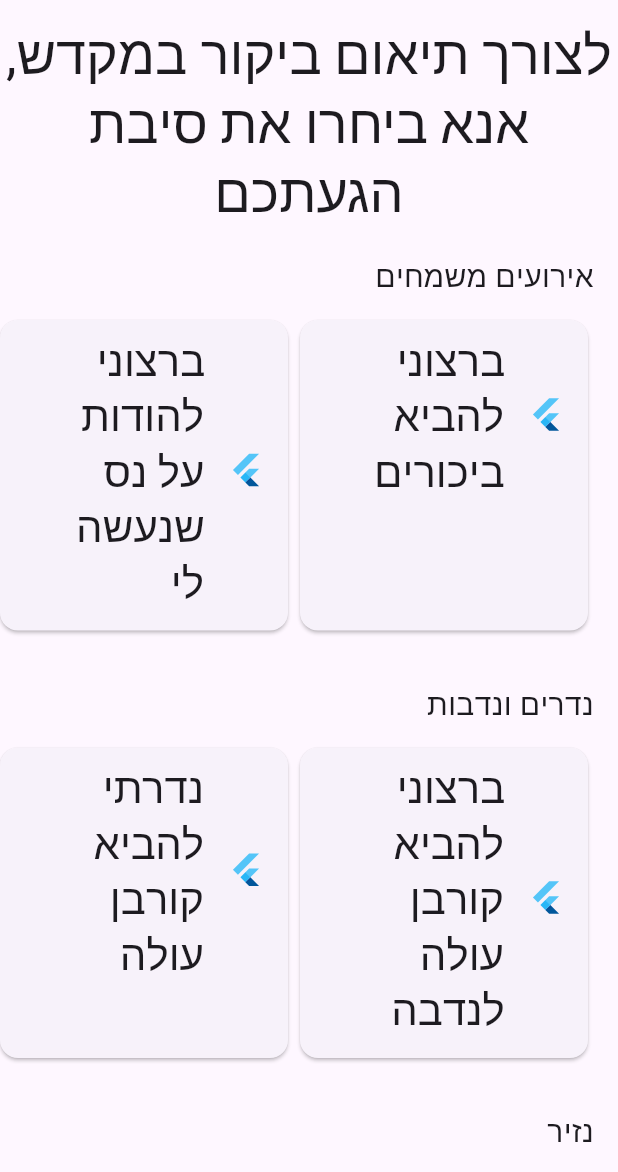
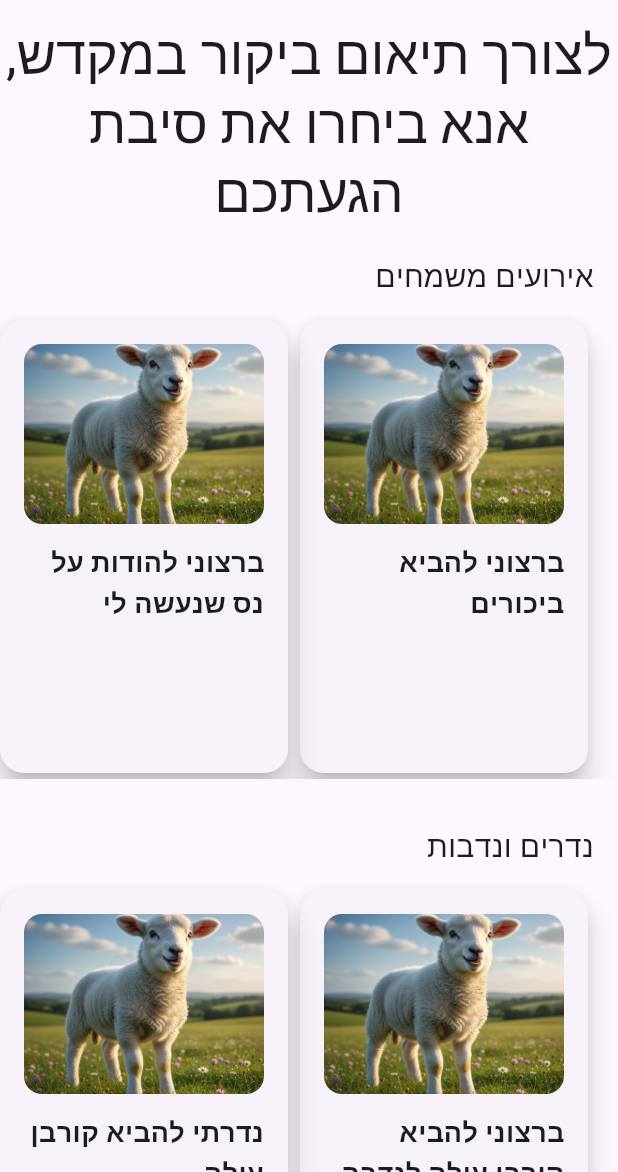
Before and after one commit to puzolabs/hamikdash-frontend, a Flutter app: the NewVisitPage screen opened directly, on a phone screen of 412 x 824 dp, the part 64-1236 px from its top. Run offline on Flutter 3.47's test engine with Material 3 defaults, Android fonts, the phone set to English and light mode, and no system bars; our stand-ins replace flutter_calendar_carousel, jiffy, mustache_template, nanoid, rounded_loading_button_plus, sqflite and 1 more; missing offline and left inert: flutter_confetti, flutter_inappwebview; accounts and stored records are empty.

Commit message:
better visuals: using cards + they contain details and image instead of the flutter logo

```diff
--- a/hamikdash_sheli/lib/dataTypes/korban_case.dart
+++ b/hamikdash_sheli/lib/dataTypes/korban_case.dart
@@ -60,10 +60,12 @@ class KorbanCase
   Sections section;
   CaseCodes code;
   String title;
+  String details;
+  String image;
   List<Korban>? korbanot;
   List<KorbansOption>? korbanotOptions;
 
-  KorbanCase({this.section = Sections.none, this.code = CaseCodes.none, this.title = "", this.korbanot, this.korbanotOptions });
+  KorbanCase({this.section = Sections.none, this.code = CaseCodes.none, this.title = "", this.details = "", this.image = "", this.korbanot, this.korbanotOptions });
 
   bool get isSingleOptionKorbanCase => korbanot != null && korbanotOptions == null;
   bool get isMultiOptionsKorbanCase => korbanot == null && korbanotOptions != null;
@@ -73,6 +75,8 @@ class KorbanCase
     String section = map["section"];
     String code = map["code"];
     String title = map["title"];
+    String details = map["details"] ?? "";
+    String image = map["image"];
     var korbanot = map["korbanot"];
     var korbanotOptions = map["korbanotOptions"];
 
@@ -84,6 +88,6 @@ class KorbanCase
       ?.map<KorbansOption>((option) => KorbansOption.fromJson(option))
       .toList();
 
-    return KorbanCase(section: Sections.values.byName(section), code: CaseCodes.values.byName(code), title: title, korbanot: list, korbanotOptions: optionsList);
+    return KorbanCase(section: Sections.values.byName(section), code: CaseCodes.values.byName(code), title: title, details: details, image: image, korbanot: list, korbanotOptions: optionsList);
   }
 }
--- a/hamikdash_sheli/lib/pages/new_visit.dart
+++ b/hamikdash_sheli/lib/pages/new_visit.dart
@@ -45,7 +45,7 @@ class NewVisitPage extends StatelessWidget {
           ),
         ),
         Container(
-          height: 215,
+          height: 310,
           width: double.infinity,
           child: ListView.builder(
             padding: const EdgeInsets.only(top: 0, bottom: 0, right: 16, left: 16),
@@ -61,26 +61,69 @@ class NewVisitPage extends StatelessWidget {
   }
 
   Widget _buildListItem(BuildContext context, KorbanCase korbanCase) {
-    return SizedBox(
+    return SizedBox( // force same height to all cards, even those who have no details
       width: 200,
-      child:Card(
-        child: ListTile(
-          leading: const FlutterLogo(),
-          title: Text(
-            korbanCase.title,
-            style: Theme.of(context).textTheme.headline4,
+      height: 310,
+      child: Card (
+        elevation: 8.0, // Good shadow
+        shape: RoundedRectangleBorder(
+          borderRadius: BorderRadius.circular(16.0), // Rounded corners
+        ),
+        child: InkWell( // Makes the card tappable with a splash
+          onTap: () {
+            appState.currentVisit!.caseCode = korbanCase.code;
+            _goToKorbanCasePage(context, korbanCase);
+          },
+          child: Padding(
+            padding: const EdgeInsets.all(16.0),
+            child: Column(
+              crossAxisAlignment: CrossAxisAlignment.start,
+              children: <Widget>[
+                // 1. Image or Icon (Visual Hook)
+                Container(
+                  width: double.infinity, // Take the full width of the card//120,
+                  height: 120,
+                  decoration: BoxDecoration(
+                    borderRadius: BorderRadius.circular(12.0), // smaller than the card border radius, giving a nice visual hierarchy
+                    image: DecorationImage(
+                      image: AssetImage(korbanCase.image),
+                      fit: BoxFit.cover,
+                    ),
+                  ),
+                ),
+                const SizedBox(height: 12.0),
+                // 2. Title (Most important)
+                Text(
+                  korbanCase.title,
+    //                maxLines: 2,
+  //                  overflow: TextOverflow.ellipsis,
+                  style: const TextStyle(
+                    fontSize: 18,
+                    fontWeight: FontWeight.bold,
+                  ),
+                ),
+                const SizedBox(height: 4.0),
+                // 3. Subtitle/details
+                Expanded(
+                  child: Text(
+                    korbanCase.details,
+                    maxLines: 4,
+                    overflow: TextOverflow.ellipsis,
+                    style: TextStyle(
+                      fontSize: 14,
+                      color: Colors.grey[600]
+                    ),
+                  ),
+                ),
+              ],
+            ),
           ),
-          onTap: ()
-          {
-            appState.currentVisit!.caseCode = korbanCase.code;
-            _goToKorbanDetailsPage(context, korbanCase);
-          }
-        )
+        ),
       )
     );
   }
 
-  void _goToKorbanDetailsPage(BuildContext context, KorbanCase korbanCase)
+  void _goToKorbanCasePage(BuildContext context, KorbanCase korbanCase)
   {
     Navigator.of(context).push(
       MaterialPageRoute<void>(
--- a/todo - next version.txt
+++ b/todo - next version.txt
@@ -1,6 +1,7 @@
 מה לעשות עם מצורע שצריך שני תורים אחד בלי קורבן ואחד עם
 support languages + location of 'next' button (right \ left) depends on the text direction
 implement analytics
+add to front.json a descriptin element like בתכלס מה זה אומר 6 לוגים יין למשל
 
 ger:
 missing support for optionalKorbanotOptions
--- a/todo - preatify.txt
+++ b/todo - preatify.txt
@@ -6,9 +6,8 @@ splash screen
 visits page:
 when the list is empty show illustration
 each item displayed with the case's icon as in new visit page
-
-new visit page:
-have an icon for each visit use-case
+in korban title remove / and use . instead
+better categories: money, mikdash, swear shvu'ot,
 
 korban case page:
 have each option as a dedicated card with icon at the top, like a product page - should be part of the Gui design
--- a/todo.txt
+++ b/todo.txt
@@ -20,6 +20,8 @@ technical dept:
  - dont use hard coded strings e.g. Cal.com's host name - use preferences for qa and prod. read the preferences from remote like Firebase offers
 
 minimum pretify on tablet:
- - in visits page, the text of inside the rectangle of out side of the rectyangle. we need a description text inside the visittype
  - in 'choose' \ 'next' button - dont make it circle but rectangle + make it a card
- - icons for minha and nesachim, bread and matza doesnt work
+ - icons for nose subject, minha and nesachim, bread and matza doesnt work
+ - before the western wall i see the flutter icon. maybe only on debug?
+ - new visit page: generate an image for each visit use-case
+ - new visits page: cards too high. make the width larger
```
Also changed, not shown: hamikdash_sheli/lib/assets/korbanot/front.json (+63 -13 lines), hamikdash_sheli/lib/pages/history_page.dart (+6 -1 lines), hamikdash_sheli/lib/pages/visits_page.dart (+6 -1 lines), hamikdash_sheli/lib/services/visit_data_retriever.dart (+8 -0 lines), hamikdash_sheli/lib/widgets/korbans_option_widget.dart (+15 -15 lines), hamikdash_sheli/lib/assets/images/sheep.png (added).
